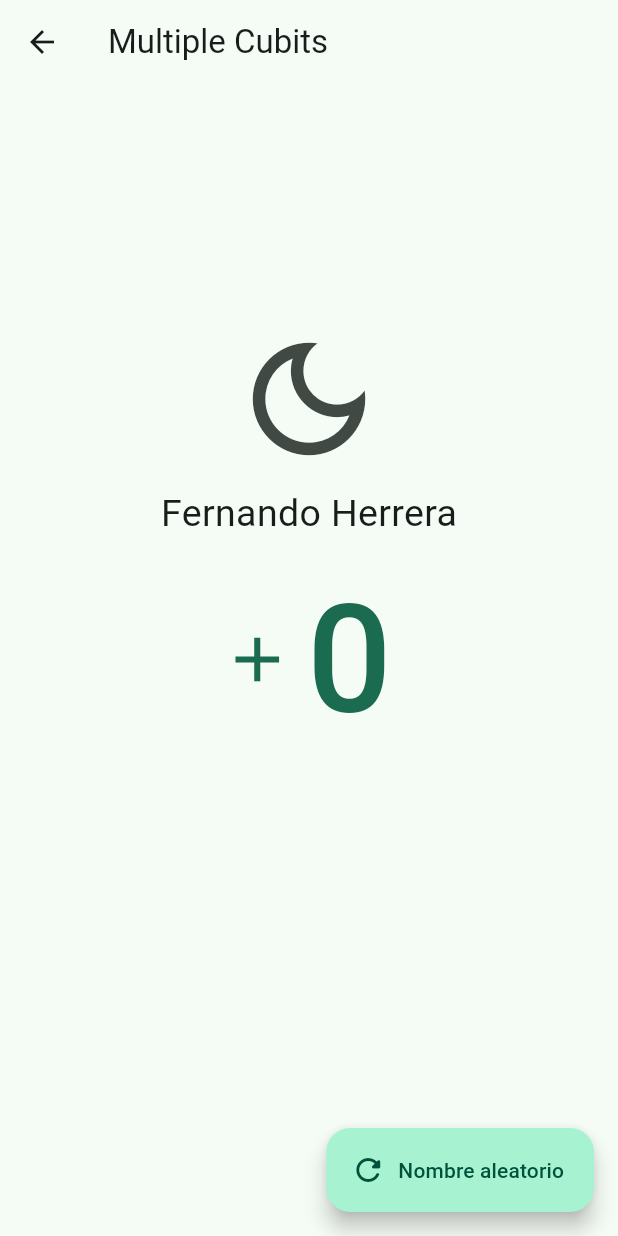
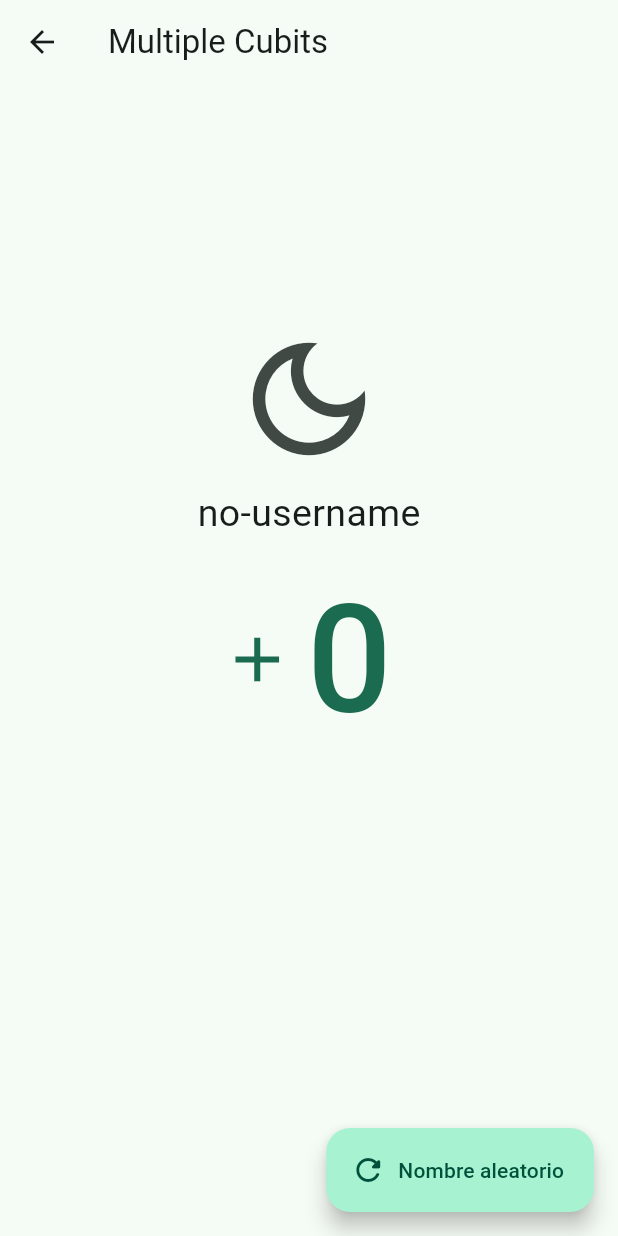
Before and after one commit to Cesart18/curso-bloc-devtalles, a Flutter app: the screen it shows after launch, after a tap on "Multiples cubits", on a phone screen of 412 x 824 dp. Run offline on Flutter 3.47's test engine with Material 3 defaults, Android fonts, the phone set to English and light mode, and no system bars; our stand-ins replace bloc, dio, equatable, flutter_bloc, go_router; missing offline and left inert: random_name_generator.

Commit message:
03-multiplecubits completado

```diff
--- a/lib/main.dart
+++ b/lib/main.dart
@@ -17,7 +17,10 @@ class BlocsProvider extends StatelessWidget {
     return MultiBlocProvider(
       providers: [
           BlocProvider(create: (context) => UsernameCubit(), lazy: false,),
-          BlocProvider(create: (context) => RouterSimpleCubit(), lazy: false,),
+          BlocProvider(create: (context) => RouterSimpleCubit(),),
+          BlocProvider(create: (context) => CounterCubit()),
+          BlocProvider(create: (context) => ThemeCubit()),
+
       ],
        child: const MyApp());
   }
@@ -31,12 +34,13 @@ class MyApp extends StatelessWidget {
   Widget build(BuildContext context) {
 
     final appRouter = context.watch<RouterSimpleCubit>().state;
+    final isDarkMode = context.watch<ThemeCubit>().state.isDarkmode;
 
     return MaterialApp.router(
       title: 'Flutter BLoC',
       debugShowCheckedModeBanner: false,
       routerConfig: appRouter,
-      theme: AppTheme( isDarkmode: false ).getTheme(),
+      theme: AppTheme( isDarkmode: isDarkMode ).getTheme(),
     );
   }
 }
--- /dev/null
+++ b/lib/presentation/blocs/02-counter/counter_cubit.dart
@@ -0,0 +1,12 @@
+
+
+
+
+  import 'package:bloc/bloc.dart';
+
+class CounterCubit extends Cubit <int>{
+  CounterCubit(): super(0);
+
+  void incrementBy(int value) => emit( state + value);
+
+}
--- /dev/null
+++ b/lib/presentation/blocs/03-theme/theme/theme_cubit.dart
@@ -0,0 +1,29 @@
+import 'package:bloc/bloc.dart';
+import 'package:equatable/equatable.dart';
+
+part 'theme_state.dart';
+
+class ThemeCubit extends Cubit<ThemeState> {
+  ThemeCubit({
+    bool darkMode = false
+  }) : super(ThemeState(isDarkmode: darkMode));
+
+
+  void toggleTheme() {
+
+    emit(ThemeState(isDarkmode: !state.isDarkmode));
+
+  }
+
+  void setDarkMode () {
+
+    emit(const ThemeState(isDarkmode: true));
+
+  }
+  void setLightMode () {
+
+    emit(const ThemeState(isDarkmode: false));
+
+  }
+
+}
--- /dev/null
+++ b/lib/presentation/blocs/03-theme/theme/theme_state.dart
@@ -0,0 +1,13 @@
+part of 'theme_cubit.dart';
+
+class ThemeState extends Equatable {
+
+  final bool isDarkmode;
+
+  const ThemeState({
+     required this.isDarkmode
+  });
+
+  @override
+  List<Object> get props => [ isDarkmode ];
+}
--- a/lib/presentation/blocs/blocs.dart
+++ b/lib/presentation/blocs/blocs.dart
@@ -1 +1,3 @@
 export './01-simple_cubit/username_cubit.dart';
+export './02-counter/counter_cubit.dart';
+export './03-theme/theme/theme_cubit.dart';
--- a/lib/presentation/screens/03_multiple_cubits/multiple_cubits_screen.dart
+++ b/lib/presentation/screens/03_multiple_cubits/multiple_cubits_screen.dart
@@ -1,42 +1,62 @@
+import 'package:blocs_app/config/config.dart';
 import 'package:flutter/material.dart';
+import 'package:flutter_bloc/flutter_bloc.dart';
 
+import 'package:blocs_app/presentation/blocs/blocs.dart';
 
 class MultipleCubitScreen extends StatelessWidget {
   const MultipleCubitScreen({super.key});
 
   @override
   Widget build(BuildContext context) {
+    final isDarMode = context.watch<ThemeCubit>().state.isDarkmode;
+    final usernameCubit = context.watch<UsernameCubit>();
+
     return Scaffold(
       appBar: AppBar(
         title: const Text('Multiple Cubits'),
       ),
       body: Center(
-        child: Column(
-          children: [
-            const Spacer(flex: 1,),
-
-            IconButton(
-              // icon: const Icon( Icons.light_mode_outlined, size: 100 ),
-              icon: const Icon( Icons.dark_mode_outlined, size: 100 ),
-              onPressed: () {},
+          child: Column(
+        children: [
+          const Spacer(
+            flex: 1,
+          ),
+          IconButton(
+            icon: Icon(
+              isDarMode ? Icons.light_mode_outlined : Icons.dark_mode_outlined,
+              size: 100,
             ),
-
-            const Text('Fernando Herrera', style: TextStyle(fontSize: 25 )),
-
-            TextButton.icon(
-              icon: const Icon( Icons.add, size: 50,),
-              label: const Text('0', style: TextStyle(fontSize: 100)),
-              onPressed: () {},
+            onPressed: () {
+              context.read<ThemeCubit>().toggleTheme();
+            },
+          ),
+          Text(usernameCubit.state, style: const TextStyle(fontSize: 25)),
+          TextButton.icon(
+            icon: const Icon(
+              Icons.add,
+              size: 50,
             ),
-
-            const Spacer( flex: 2 ),
-          ],
-        )
-      ),
+            label: BlocBuilder<CounterCubit, int>(
+              builder: (context, state) {
+                return Text('$state', style: const TextStyle(fontSize: 100));
+              },
+            ),
+            onPressed: () {
+              context.read<CounterCubit>().incrementBy(1);
+            },
+          ),
+          const Spacer(flex: 2),
+        ],
+      )),
       floatingActionButton: FloatingActionButton.extended(
         label: const Text('Nombre aleatorio'),
-        icon: const Icon( Icons.refresh_rounded ),
-        onPressed: () {},
+        icon: const Icon(Icons.refresh_rounded),
+        onPressed: () {
+          context
+              .read<UsernameCubit>()
+              .setUsername(RandomGenerator.getRandomName());
+        },
       ),
     );
   }
```
